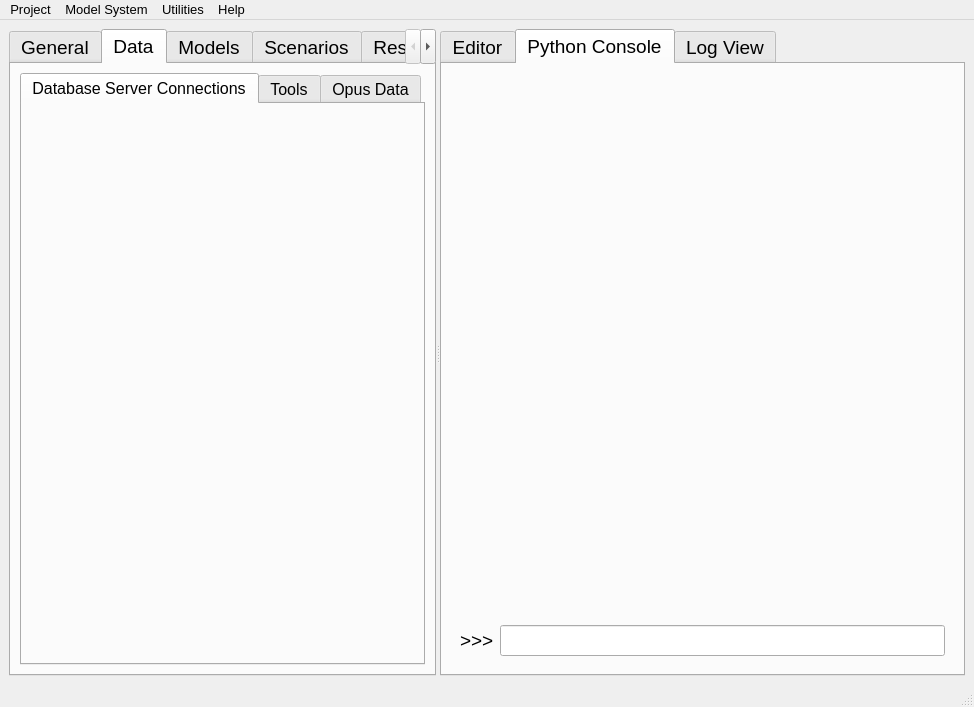
Old version of the form opus_gui/main/opusmain.ui in the repository psrc/urbansim.
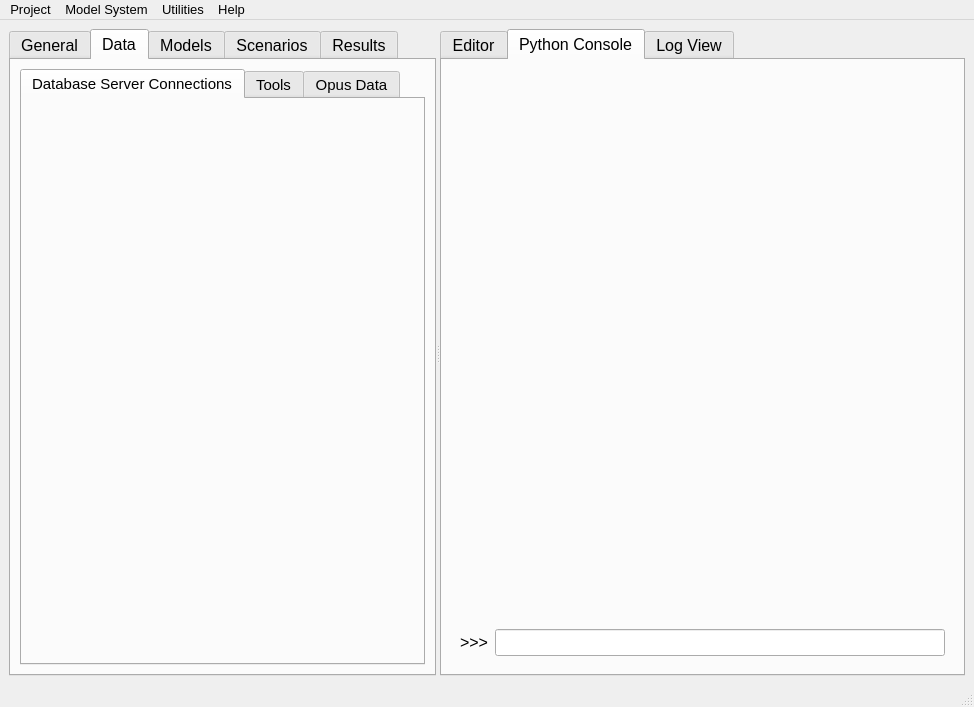
New version of the form. The open tabs and pages were chosen to show the change. Icons and pictures are not drawn.

Commit message: (travis) smaller font

The edit to the form file:
```diff
--- a/opus_gui/main/opusmain.ui
+++ b/opus_gui/main/opusmain.ui
@@ -55,7 +55,7 @@
        </property>
        <property name="font" >
         <font>
-         <pointsize>14</pointsize>
+         <pointsize>12</pointsize>
         </font>
        </property>
        <property name="currentIndex" >
@@ -92,7 +92,7 @@
           <widget class="QTabWidget" name="dataManager_toolBox" >
            <property name="font" >
             <font>
-             <pointsize>12</pointsize>
+             <pointsize>11</pointsize>
             </font>
            </property>
            <property name="currentIndex" >
@@ -190,7 +190,7 @@
       <widget class="QTabWidget" name="tabWidget" >
        <property name="font" >
         <font>
-         <pointsize>14</pointsize>
+         <pointsize>12</pointsize>
         </font>
        </property>
        <property name="currentIndex" >
```
